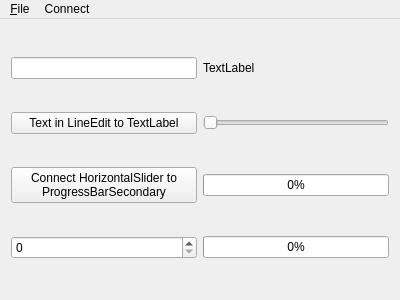
Qt form 02_01_SignalSlot/mainwindow.ui (sadovskiy/QtExamplesForAProgrammingCourse) before a commit.
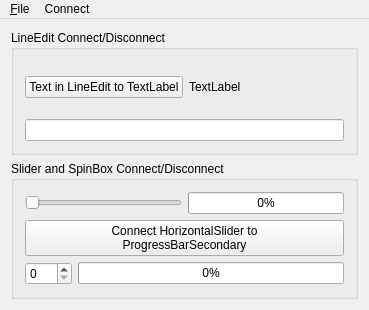
The same form after that commit.

Patch:
```diff
--- a/02_01_SignalSlot/mainwindow.ui
+++ b/02_01_SignalSlot/mainwindow.ui
@@ -7,23 +7,73 @@
    <rect>
     <x>0</x>
     <y>0</y>
-    <width>400</width>
-    <height>300</height>
+    <width>369</width>
+    <height>310</height>
    </rect>
   </property>
   <property name="windowTitle">
    <string>MainWindow</string>
   </property>
   <widget class="QWidget" name="centralWidget">
-   <layout class="QGridLayout" name="gridLayout">
-    <item row="1" column="0">
+   <layout class="QVBoxLayout" name="verticalLayout_3">
+    <item>
+     <widget class="QGroupBox" name="groupBoxLineEdit">
+      <property name="title">
+       <string>LineEdit Connect/Disconnect</string>
+      </property>
+      <layout class="QVBoxLayout" name="verticalLayout">
+       <item>
+        <layout class="QHBoxLayout" name="horizontalLayoutLineEdit">
+         <item>
      <widget class="QPushButton" name="pushButtonPrimary">
       <property name="text">
        <string>Text in LineEdit to TextLabel</string>
       </property>
      </widget>
     </item>
-    <item row="2" column="0">
+         <item>
+          <widget class="QLabel" name="label">
+           <property name="text">
+            <string>TextLabel</string>
+           </property>
+          </widget>
+         </item>
+        </layout>
+       </item>
+       <item>
+        <widget class="QLineEdit" name="lineEdit"/>
+       </item>
+      </layout>
+     </widget>
+    </item>
+    <item>
+     <widget class="QGroupBox" name="groupBoxSliderAndSpinBox">
+      <property name="title">
+       <string>Slider and SpinBox Connect/Disconnect</string>
+      </property>
+      <layout class="QVBoxLayout" name="verticalLayout_2">
+       <item>
+        <layout class="QHBoxLayout" name="horizontalLayoutSlider">
+         <item>
+          <widget class="QSlider" name="horizontalSlider">
+           <property name="maximum">
+            <number>100</number>
+           </property>
+           <property name="orientation">
+            <enum>Qt::Horizontal</enum>
+           </property>
+          </widget>
+         </item>
+         <item>
+          <widget class="QProgressBar" name="progressBarPrimary">
+           <property name="value">
+            <number>0</number>
+           </property>
+          </widget>
+         </item>
+        </layout>
+       </item>
+       <item>
      <widget class="QPushButton" name="pushButtonSecondary">
       <property name="text">
        <string>Connect HorizontalSlider to 
@@ -34,47 +84,27 @@
       </property>
      </widget>
     </item>
-    <item row="3" column="2">
-     <widget class="QProgressBar" name="progressBarSecondary">
-      <property name="value">
-       <number>0</number>
-      </property>
-     </widget>
-    </item>
-    <item row="1" column="2">
-     <widget class="QSlider" name="horizontalSlider">
-      <property name="maximum">
-       <number>100</number>
-      </property>
-      <property name="orientation">
-       <enum>Qt::Horizontal</enum>
-      </property>
-     </widget>
-    </item>
-    <item row="2" column="2">
-     <widget class="QProgressBar" name="progressBarPrimary">
-      <property name="value">
-       <number>0</number>
-      </property>
-     </widget>
-    </item>
-    <item row="0" column="0">
-     <widget class="QLineEdit" name="lineEdit"/>
-    </item>
-    <item row="0" column="2">
-     <widget class="QLabel" name="label">
-      <property name="text">
-       <string>TextLabel</string>
-      </property>
-     </widget>
-    </item>
-    <item row="3" column="0">
+       <item>
+        <layout class="QHBoxLayout" name="horizontalLayoutSpinBox">
+         <item>
      <widget class="QSpinBox" name="spinBox">
       <property name="maximum">
        <number>100</number>
       </property>
      </widget>
     </item>
+         <item>
+          <widget class="QProgressBar" name="progressBarSecondary">
+           <property name="value">
+            <number>0</number>
+           </property>
+          </widget>
+         </item>
+        </layout>
+       </item>
+      </layout>
+     </widget>
+    </item>
    </layout>
   </widget>
   <widget class="QMenuBar" name="menuBar">
@@ -82,7 +112,7 @@
     <rect>
      <x>0</x>
      <y>0</y>
-     <width>400</width>
+     <width>369</width>
      <height>23</height>
     </rect>
    </property>
```
Lines whose indentation alone changed are shown as unchanged.
